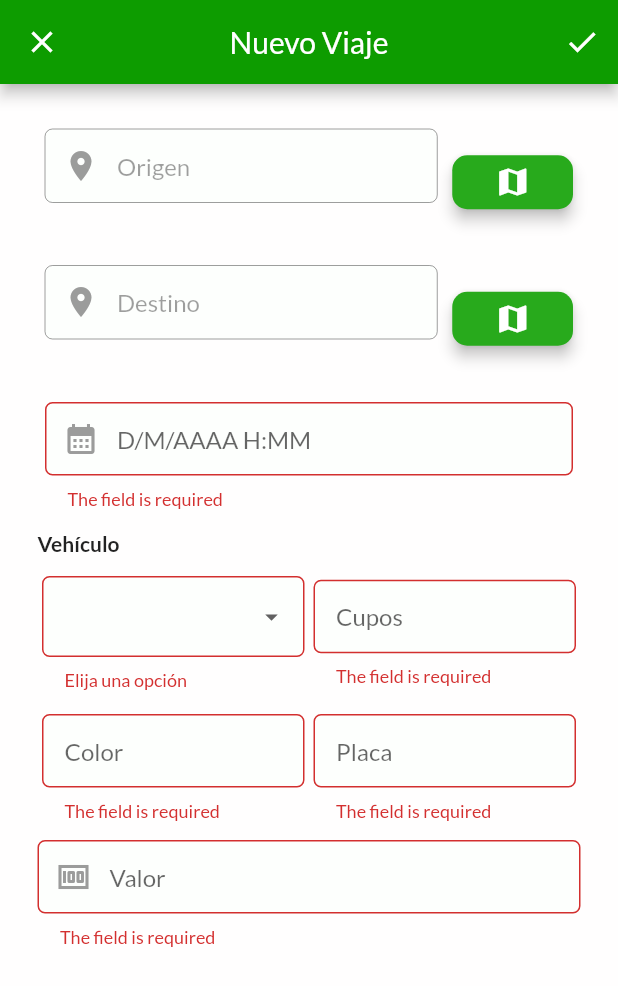
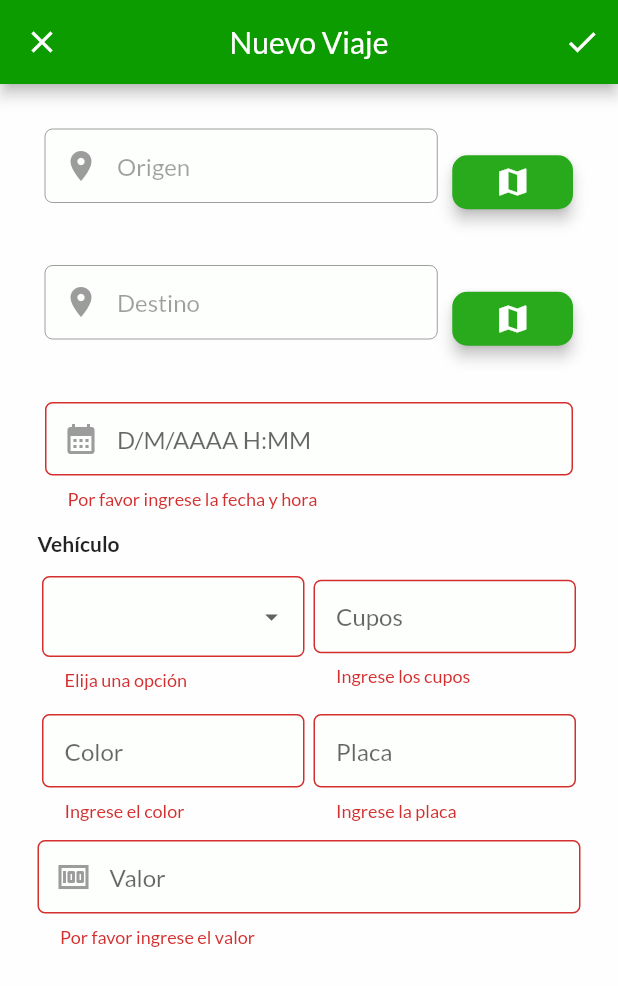
Before and after one commit to lipaocaspi/proj_ver2, a Flutter app: the NewRidePage screen opened directly with empty values, after a tap on the "check" icon, on a phone screen of 412 x 824 dp. Shown: the top 986 px of the screen. Run offline on Flutter 3.47's test engine with Material 2 defaults, Android fonts, the phone set to English and light mode, and no system bars; our stand-ins replace flutter_switch, fluttertoast, form_validator, geocoding, geolocator, google_fonts and 4 more; accounts and stored records are empty.

Commit message:
newride_fin

```diff
--- a/lib/MainPage/components/new_ride.dart
+++ b/lib/MainPage/components/new_ride.dart
@@ -14,6 +14,7 @@ import 'package:proj_ver1/MainPage/components/new_ride_map_s.dart';
 class NewRidePage extends StatefulWidget {
   NewRidePage({Key? key, required this.users}) : super(key: key);
   final Users users;
+  final List<Ride> _ridesCount = [];
 
   @override
   NewRidePageState createState() => NewRidePageState();
@@ -41,8 +42,15 @@ class NewRidePageState extends State<NewRidePage> {
   }
 
   postRide() async {
+    final res = await http.get(Uri.parse("http://192.168.0.109:3000/rides"));
+    if (res.statusCode == 200) {
+      List<dynamic> myRides = json.decode(utf8.decode(res.bodyBytes));
+      List<Ride> ride = myRides.map((e) => Ride.fromJson(e)).toList();
+      setState(() {
+        widget._ridesCount.addAll(ride);
+      });
       newRide = Ride(
-      id: 20,
+        id: widget._ridesCount.length + 1,
         userId: widget.users.id,
         userP1Id: 0,
         userP2Id: 0,
@@ -63,7 +71,7 @@ class NewRidePageState extends State<NewRidePage> {
         state: false,
         stateR: false,
       );
-    final response = await http.post(Uri.parse("http://192.168.1.40:3000/rides"),
+      final response = await http.post(Uri.parse("http://192.168.0.109:3000/rides"),
         headers: {"Content-Type": "application/json"},
         body: jsonEncode(<String, dynamic>{
           "id": newRide.id,
@@ -99,6 +107,7 @@ class NewRidePageState extends State<NewRidePage> {
         start = "";
         end = "";
       });
+    }
   }
 
   String? value1;
@@ -252,7 +261,7 @@ class NewRidePageState extends State<NewRidePage> {
                   ),
                   keyboardType: TextInputType.datetime,
                   textInputAction: TextInputAction.next,
-                  validator: ValidationBuilder().regExp(RegExp(r"^(([0-9])|[1-2][0-9]|(3)[0-1])(\/)(([0-9])|((1)[0-2]))(\/)\d{4} (00|[0-9]|1[0-9]|2[0-3]):([0-5][0-9])"), "Ingrese una fecha válida").build(),
+                  validator: ValidationBuilder(requiredMessage: "Por favor ingrese la fecha y hora").regExp(RegExp(r"^(([0-9])|[1-2][0-9]|(3)[0-1])(\/)(([0-9])|((1)[0-2]))(\/)\d{4} (00|[0-9]|1[0-9]|2[0-3]):([0-5][0-9])"), "Ingrese una fecha válida").build(),
                 ),
               ),
               space,
@@ -285,7 +294,7 @@ class NewRidePageState extends State<NewRidePage> {
                         decoration: InputDecoration(hintText: "Cupos"),
                         keyboardType: TextInputType.number,
                         textInputAction: TextInputAction.next,
-                        validator: ValidationBuilder().regExp(RegExp(r"^([1-4]$)"), "Número no válido").build(),
+                        validator: ValidationBuilder(requiredMessage: "Ingrese los cupos").regExp(RegExp(r"^([1-4]$)"), "Número no válido").build(),
                       ),
                     )
                   )
@@ -301,7 +310,7 @@ class NewRidePageState extends State<NewRidePage> {
                         controller: _controllerColor,
                         decoration: InputDecoration(hintText: "Color"),
                         textInputAction: TextInputAction.next,
-                        validator: ValidationBuilder().build(),
+                        validator: ValidationBuilder(requiredMessage: "Ingrese el color").build(),
                       ),
                     )
                   ),
@@ -312,7 +321,7 @@ class NewRidePageState extends State<NewRidePage> {
                         controller: _controllerPlate,
                         decoration: InputDecoration(hintText: "Placa"),
                         textInputAction: TextInputAction.next,
-                        validator: ValidationBuilder().regExp(RegExp(r"^([A-Z]{3}\d{3}$)|([A-Z]{3}\d{2}[A-Z]$)"), "Placa no válida").build(),
+                        validator: ValidationBuilder(requiredMessage: "Ingrese la placa").regExp(RegExp(r"^([A-Z]{3}\d{3}$)|([A-Z]{3}\d{2}[A-Z]$)"), "Placa no válida").build(),
                       ),
                     )
                   )
@@ -330,7 +339,7 @@ class NewRidePageState extends State<NewRidePage> {
                 ),
                 keyboardType: TextInputType.number,
                 textInputAction: TextInputAction.done,
-                validator: ValidationBuilder().regExp(RegExp(r"^(\d{4})$"), "Precio no válido").build(),
+                validator: ValidationBuilder(requiredMessage: "Por favor ingrese el valor").regExp(RegExp(r"^(\d{4})$"), "Precio no válido").build(),
               ),
             ],
           ),
```
Lines whose indentation alone changed are shown as unchanged.
